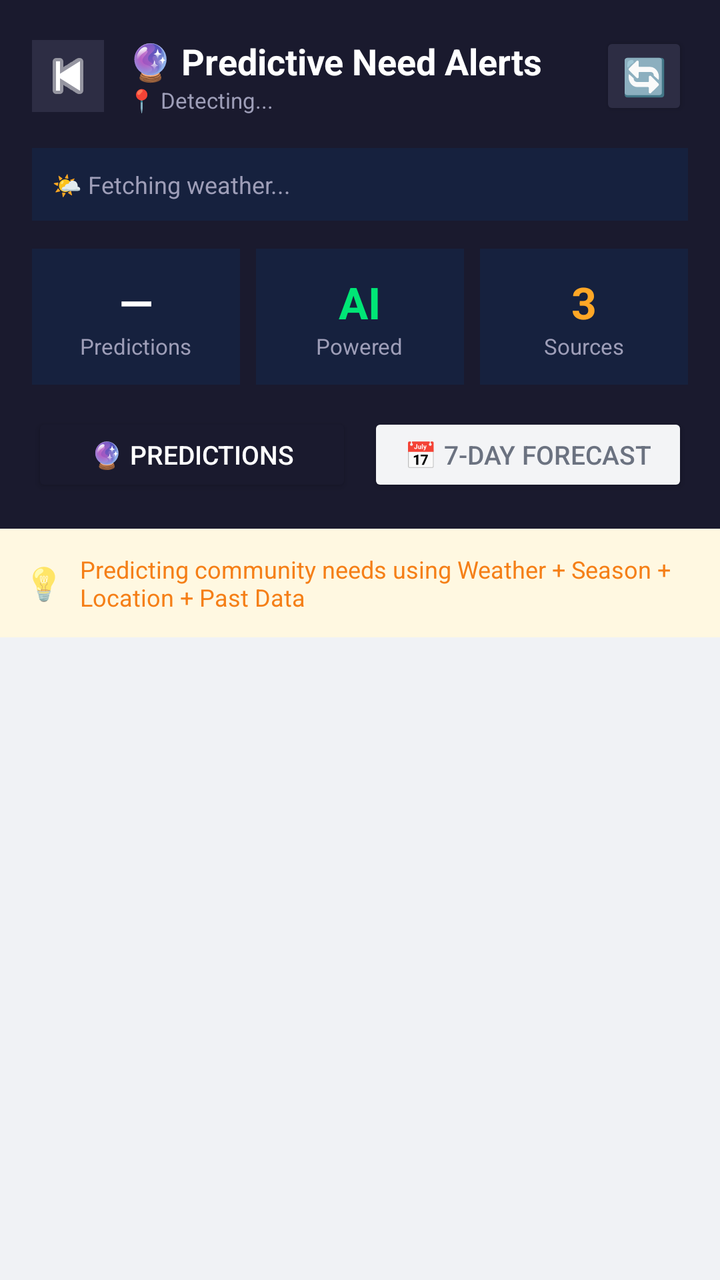
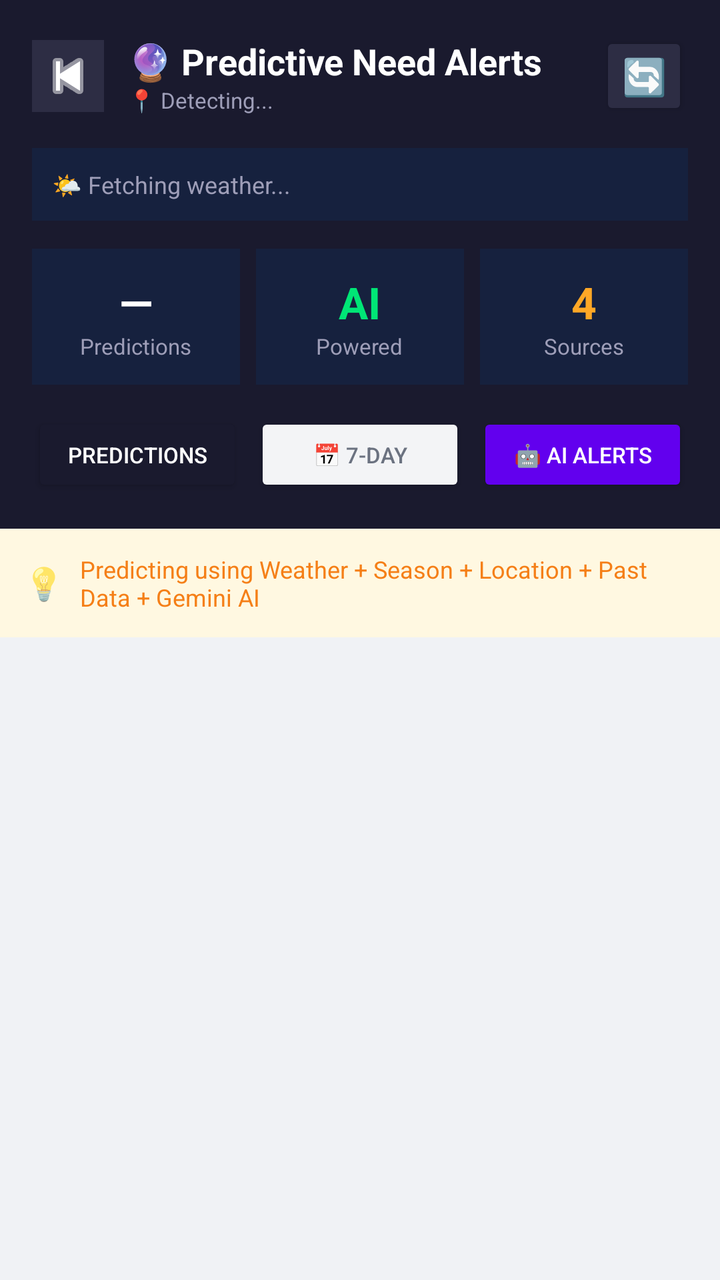

An Android layout rendered at two revisions. The XML below is the earlier revision; the diff shows what the commit changed to produce the second picture.
<!-- AndroidManifest.xml: application theme Theme.SmartSeva -->
<!-- res/layout/activity_predictive_alerts.xml -->
<?xml version="1.0" encoding="utf-8"?>
<LinearLayout xmlns:android="http://schemas.android.com/apk/res/android"
    android:layout_width="match_parent"
    android:layout_height="match_parent"
    android:orientation="vertical"
    android:background="#F0F2F5">

    
    <LinearLayout
        android:layout_width="match_parent"
        android:layout_height="wrap_content"
        android:orientation="vertical"
        android:background="#1A1A2E"
        android:padding="16dp">

        
        <LinearLayout
            android:layout_width="match_parent"
            android:layout_height="wrap_content"
            android:orientation="horizontal"
            android:gravity="center_vertical"
            android:layout_marginBottom="14dp">

            <ImageButton
                android:id="@+id/btnBackPredictive"
                android:layout_width="36dp"
                android:layout_height="36dp"
                android:src="@android:drawable/ic_media_previous"
                android:background="#2D2D44"
                android:tint="#FFFFFF"
                android:padding="8dp"/>

            <LinearLayout
                android:layout_width="0dp"
                android:layout_height="wrap_content"
                android:layout_weight="1"
                android:orientation="vertical"
                android:layout_marginStart="12dp">

                <TextView
                    android:layout_width="wrap_content"
                    android:layout_height="wrap_content"
                    android:text="🔮 Predictive Need Alerts"
                    android:textColor="#FFFFFF"
                    android:textSize="18sp"
                    android:textStyle="bold"/>

                <TextView
                    android:id="@+id/tvLocation"
                    android:layout_width="wrap_content"
                    android:layout_height="wrap_content"
                    android:text="📍 Detecting..."
                    android:textColor="#9E9EB8"
                    android:textSize="11sp"/>
            </LinearLayout>

            <Button
                android:id="@+id/btnRefreshPredictions"
                android:layout_width="44dp"
                android:layout_height="44dp"
                android:text="🔄"
                android:textSize="18sp"
                android:backgroundTint="#2D2D44"
                android:textColor="#FFFFFF"
                android:padding="0dp"/>
        </LinearLayout>

        
        <TextView
            android:id="@+id/tvWeatherInfo"
            android:layout_width="match_parent"
            android:layout_height="wrap_content"
            android:text="🌤 Fetching weather..."
            android:textColor="#9E9EB8"
            android:textSize="12sp"
            android:background="#16213E"
            android:padding="10dp"
            android:layout_marginBottom="14dp"/>

        
        <LinearLayout
            android:layout_width="match_parent"
            android:layout_height="wrap_content"
            android:orientation="horizontal"
            android:layout_marginBottom="14dp">

            <LinearLayout
                android:layout_width="0dp"
                android:layout_height="wrap_content"
                android:layout_weight="1"
                android:orientation="vertical"
                android:gravity="center"
                android:background="#16213E"
                android:padding="12dp"
                android:layout_marginEnd="8dp">
                <TextView
                    android:id="@+id/tvPredictionCount"
                    android:layout_width="wrap_content"
                    android:layout_height="wrap_content"
                    android:text="—"
                    android:textColor="#FFFFFF"
                    android:textSize="22sp"
                    android:textStyle="bold"/>
                <TextView
                    android:layout_width="wrap_content"
                    android:layout_height="wrap_content"
                    android:text="Predictions"
                    android:textColor="#9E9EB8"
                    android:textSize="11sp"/>
            </LinearLayout>

            <LinearLayout
                android:layout_width="0dp"
                android:layout_height="wrap_content"
                android:layout_weight="1"
                android:orientation="vertical"
                android:gravity="center"
                android:background="#16213E"
                android:padding="12dp"
                android:layout_marginEnd="8dp">
                <TextView
                    android:layout_width="wrap_content"
                    android:layout_height="wrap_content"
                    android:text="AI"
                    android:textColor="#00E676"
                    android:textSize="22sp"
                    android:textStyle="bold"/>
                <TextView
                    android:layout_width="wrap_content"
                    android:layout_height="wrap_content"
                    android:text="Powered"
                    android:textColor="#9E9EB8"
                    android:textSize="11sp"/>
            </LinearLayout>

            <LinearLayout
                android:layout_width="0dp"
                android:layout_height="wrap_content"
                android:layout_weight="1"
                android:orientation="vertical"
                android:gravity="center"
                android:background="#16213E"
                android:padding="12dp">
                <TextView
                    android:layout_width="wrap_content"
                    android:layout_height="wrap_content"
                    android:text="3"
                    android:textColor="#FFA726"
                    android:textSize="22sp"
                    android:textStyle="bold"/>
                <TextView
                    android:layout_width="wrap_content"
                    android:layout_height="wrap_content"
                    android:text="Sources"
                    android:textColor="#9E9EB8"
                    android:textSize="11sp"/>
            </LinearLayout>
        </LinearLayout>

        
        <LinearLayout
            android:layout_width="match_parent"
            android:layout_height="wrap_content"
            android:orientation="horizontal">

            <Button
                android:id="@+id/btnTabPredictions"
                android:layout_width="0dp"
                android:layout_height="42dp"
                android:layout_weight="1"
                android:text="🔮 Predictions"
                android:textSize="13sp"
                android:backgroundTint="#1A1A2E"
                android:textColor="#FFFFFF"
                android:layout_marginEnd="8dp"/>

            <Button
                android:id="@+id/btnTabWeekly"
                android:layout_width="0dp"
                android:layout_height="42dp"
                android:layout_weight="1"
                android:text="📅 7-Day Forecast"
                android:textSize="13sp"
                android:backgroundTint="#F3F4F6"
                android:textColor="#6B7280"/>
        </LinearLayout>
    </LinearLayout>

    
    <LinearLayout
        android:layout_width="match_parent"
        android:layout_height="wrap_content"
        android:orientation="horizontal"
        android:gravity="center_vertical"
        android:background="#FFF8E1"
        android:padding="12dp">

        <TextView
            android:layout_width="wrap_content"
            android:layout_height="wrap_content"
            android:text="💡"
            android:textSize="16sp"
            android:layout_marginEnd="8dp"/>

        <TextView
            android:layout_width="match_parent"
            android:layout_height="wrap_content"
            android:text="Predicting community needs using Weather + Season + Location + Past Data"
            android:textSize="12sp"
            android:textColor="#F57F17"/>
    </LinearLayout>

    
    <ScrollView
        android:id="@+id/panelPredictions"
        android:layout_width="match_parent"
        android:layout_height="match_parent"
        android:visibility="visible">

        <LinearLayout
            android:id="@+id/layoutPredictions"
            android:layout_width="match_parent"
            android:layout_height="wrap_content"
            android:orientation="vertical"
            android:padding="16dp"/>
    </ScrollView>

    
    <ScrollView
        android:id="@+id/panelWeekly"
        android:layout_width="match_parent"
        android:layout_height="match_parent"
        android:visibility="gone">

        <LinearLayout
            android:id="@+id/layoutWeekly"
            android:layout_width="match_parent"
            android:layout_height="wrap_content"
            android:orientation="vertical"
            android:padding="16dp"/>
    </ScrollView>

</LinearLayout>
<!-- resources referenced by this layout -->
<resources>
  <style name="Theme.SmartSeva" parent="Theme.MaterialComponents.Light.NoActionBar">
          <item name="colorPrimary">@color/primary</item>
          <item name="colorPrimaryDark">@color/primary_dark</item>
          <item name="colorAccent">@color/accent</item>
          <item name="android:windowBackground">@color/background</item>
          <item name="android:statusBarColor">@color/primary_dark</item>
      </style>
  <color name="primary">#1565C0</color>
  <color name="primary_dark">#0D47A1</color>
  <color name="accent">#42A5F5</color>
  <color name="background">#F0F4F8</color>
</resources>

<!-- the commit's change to res/layout/activity_predictive_alerts.xml (unified diff, before → after) -->
@@ -144,7 +144,7 @@
                 <TextView
                     android:layout_width="wrap_content"
                     android:layout_height="wrap_content"
-                    android:text="3"
+                    android:text="4"
                     android:textColor="#FFA726"
                     android:textSize="22sp"
                     android:textStyle="bold"/>
@@ -168,21 +168,33 @@
                 android:layout_width="0dp"
                 android:layout_height="42dp"
                 android:layout_weight="1"
-                android:text="🔮 Predictions"
-                android:textSize="13sp"
+                android:text="Predictions"
+                android:textSize="11sp"
                 android:backgroundTint="#1A1A2E"
                 android:textColor="#FFFFFF"
-                android:layout_marginEnd="8dp"/>
+                android:layout_marginEnd="6dp"/>
 
             <Button
                 android:id="@+id/btnTabWeekly"
                 android:layout_width="0dp"
                 android:layout_height="42dp"
                 android:layout_weight="1"
-                android:text="📅 7-Day Forecast"
-                android:textSize="13sp"
+                android:text="📅 7-Day"
+                android:textSize="11sp"
                 android:backgroundTint="#F3F4F6"
-                android:textColor="#6B7280"/>
+                android:textColor="#6B7280"
+                android:layout_marginEnd="6dp"/>
+
+            
+            <Button
+                android:id="@+id/btnTabAiInsight"
+                android:layout_width="0dp"
+                android:layout_height="42dp"
+                android:layout_weight="1"
+                android:text="🤖 AI Alerts"
+                android:textSize="11sp"
+                android:backgroundTint="#6200EE"
+                android:textColor="#FFFFFF"/>
         </LinearLayout>
     </LinearLayout>
 
@@ -205,7 +217,7 @@
         <TextView
             android:layout_width="match_parent"
             android:layout_height="wrap_content"
-            android:text="Predicting community needs using Weather + Season + Location + Past Data"
+            android:text="Predicting using Weather + Season + Location + Past Data + Gemini AI"
             android:textSize="12sp"
             android:textColor="#F57F17"/>
     </LinearLayout>
@@ -240,4 +252,66 @@
             android:padding="16dp"/>
     </ScrollView>
 
+    
+    <ScrollView
+        android:id="@+id/panelAiInsight"
+        android:layout_width="match_parent"
+        android:layout_height="match_parent"
+        android:visibility="gone">
+
+        <LinearLayout
+            android:layout_width="match_parent"
+            android:layout_height="wrap_content"
+            android:orientation="vertical"
+            android:padding="16dp">
+
+            
+            <LinearLayout
+                android:layout_width="match_parent"
+                android:layout_height="wrap_content"
+                android:orientation="vertical"
+                android:background="#FFFFFF"
+                android:padding="16dp"
+                android:layout_marginBottom="16dp">
+
+                <TextView
+                    android:layout_width="wrap_content"
+                    android:layout_height="wrap_content"
+                    android:text="🤖 AI Smart Analysis"
+                    android:textSize="14sp"
+                    android:textStyle="bold"
+                    android:textColor="#1A1A2E"
+                    android:layout_marginBottom="8dp"/>
+
+                <Button
+                    android:id="@+id/btnGenerateAiInsight"
+                    android:layout_width="match_parent"
+                    android:layout_height="48dp"
+                    android:text="🤖 Generate AI Insight"
+                    android:textColor="#FFFFFF"
+                    android:backgroundTint="#6200EE"
+                    android:layout_marginBottom="8dp"/>
+
+                <ProgressBar
+                    android:id="@+id/progressAiInsight"
+                    android:layout_width="wrap_content"
+                    android:layout_height="wrap_content"
+                    android:layout_gravity="center"
+                    android:visibility="gone"
+                    android:layout_marginBottom="4dp"/>
+
+                <TextView
+                    android:id="@+id/tvAiInsightText"
+                    android:layout_width="match_parent"
+                    android:layout_height="wrap_content"
+                    android:textSize="13sp"
+                    android:textColor="#374151"
+                    android:lineSpacingMultiplier="1.4"
+                    android:padding="8dp"
+                    android:text="Click the button above to generate AI-driven insights for your location."/>
+            </LinearLayout>
+
+        </LinearLayout>
+    </ScrollView>
+
 </LinearLayout>
